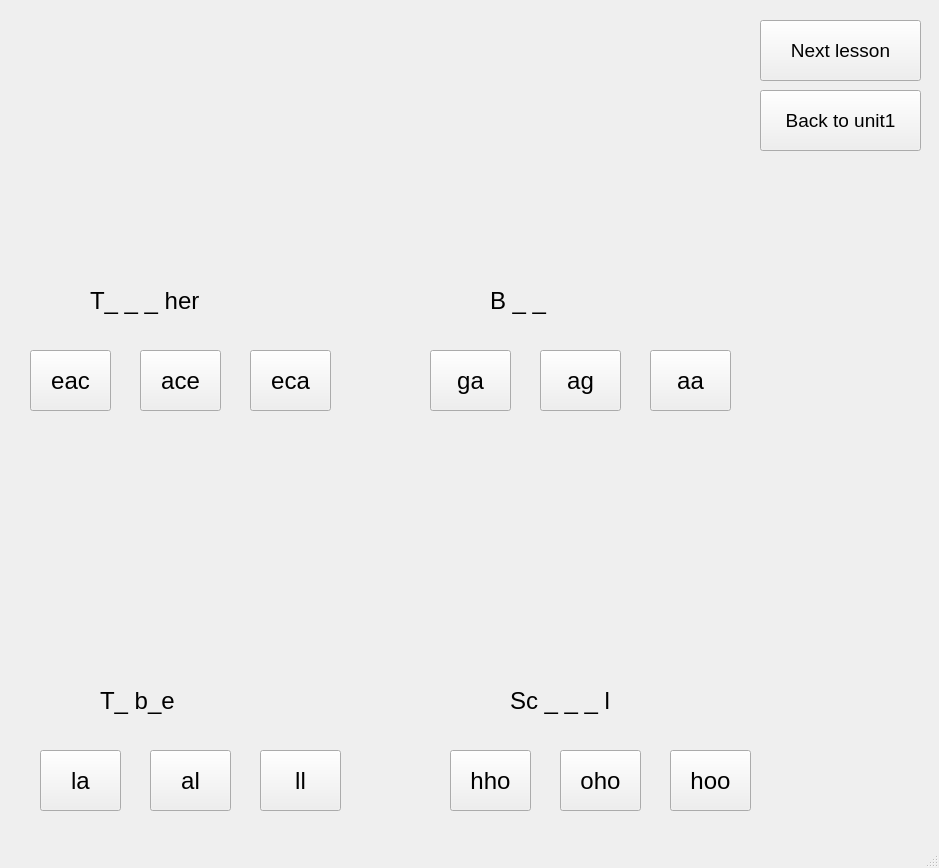
Qt form SPCK/Gui/school3.ui (trongphuc1/TL-C4K-PTI01-) before a commit.
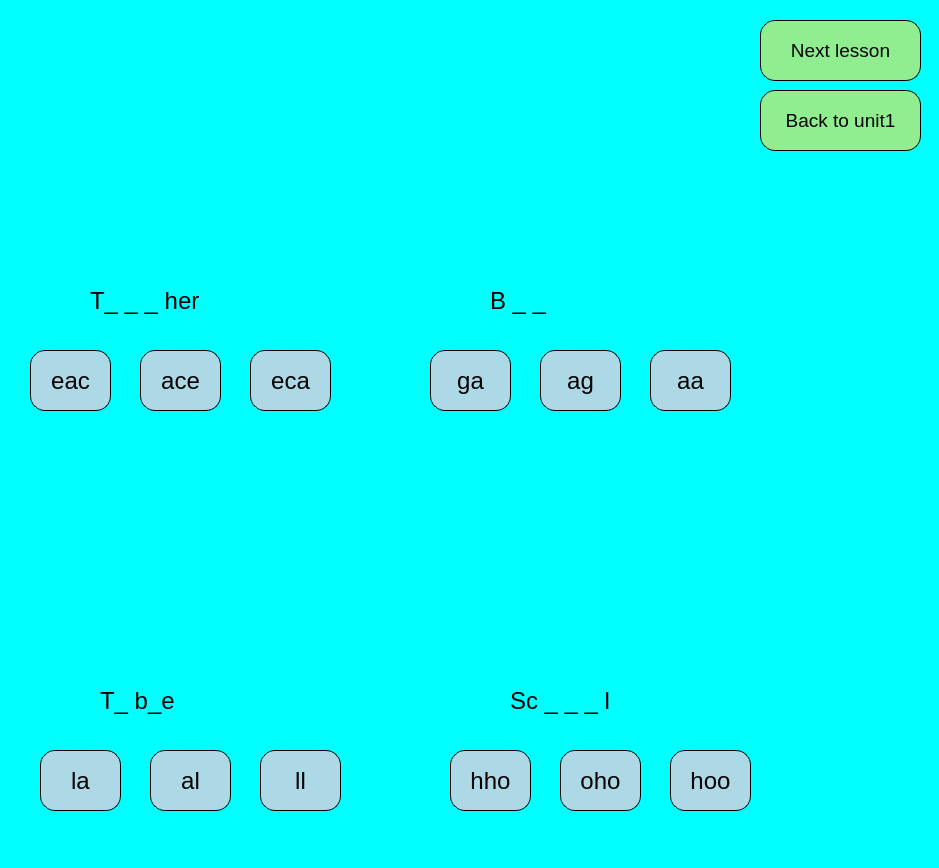
The same form after that commit. Icons and pictures are not drawn.

```diff
--- a/SPCK/Gui/school3.ui
+++ b/SPCK/Gui/school3.ui
@@ -13,6 +13,10 @@
   <property name="windowTitle">
    <string>MainWindow</string>
   </property>
+  <property name="styleSheet">
+   <string notr="true">
+    background-color: rgb(0, 255, 255);</string>
+  </property>
   <widget class="QWidget" name="centralwidget">
    <widget class="QLabel" name="label_2">
     <property name="geometry">
@@ -65,6 +69,12 @@
       <pointsize>18</pointsize>
      </font>
     </property>
+    <property name="styleSheet">
+     <string notr="true">    border-radius: 15px;
+    border: 1px solid black;
+    padding: 5px;
+    background-color: lightblue;</string>
+    </property>
     <property name="text">
      <string>eac</string>
     </property>
@@ -83,6 +93,12 @@
       <pointsize>18</pointsize>
      </font>
     </property>
+    <property name="styleSheet">
+     <string notr="true">    border-radius: 15px;
+    border: 1px solid black;
+    padding: 5px;
+    background-color: lightblue;</string>
+    </property>
     <property name="text">
      <string>ace</string>
     </property>
@@ -101,6 +117,12 @@
       <pointsize>18</pointsize>
      </font>
     </property>
+    <property name="styleSheet">
+     <string notr="true">    border-radius: 15px;
+    border: 1px solid black;
+    padding: 5px;
+    background-color: lightblue;</string>
+    </property>
     <property name="text">
      <string>eca</string>
     </property>
@@ -119,6 +141,12 @@
       <pointsize>18</pointsize>
      </font>
     </property>
+    <property name="styleSheet">
+     <string notr="true">    border-radius: 15px;
+    border: 1px solid black;
+    padding: 5px;
+    background-color: lightblue;</string>
+    </property>
     <property name="text">
      <string>ll</string>
     </property>
@@ -155,6 +183,12 @@
       <pointsize>18</pointsize>
      </font>
     </property>
+    <property name="styleSheet">
+     <string notr="true">    border-radius: 15px;
+    border: 1px solid black;
+    padding: 5px;
+    background-color: lightblue;</string>
+    </property>
     <property name="text">
      <string>al</string>
     </property>
@@ -192,6 +226,12 @@
       <pointsize>18</pointsize>
      </font>
     </property>
+    <property name="styleSheet">
+     <string notr="true">    border-radius: 15px;
+    border: 1px solid black;
+    padding: 5px;
+    background-color: lightblue;</string>
+    </property>
     <property name="text">
      <string>la</string>
     </property>
@@ -229,6 +269,12 @@
       <pointsize>18</pointsize>
      </font>
     </property>
+    <property name="styleSheet">
+     <string notr="true">    border-radius: 15px;
+    border: 1px solid black;
+    padding: 5px;
+    background-color: lightblue;</string>
+    </property>
     <property name="text">
      <string>ga</string>
     </property>
@@ -247,6 +293,12 @@
       <pointsize>18</pointsize>
      </font>
     </property>
+    <property name="styleSheet">
+     <string notr="true">    border-radius: 15px;
+    border: 1px solid black;
+    padding: 5px;
+    background-color: lightblue;</string>
+    </property>
     <property name="text">
      <string>ag</string>
     </property>
@@ -265,6 +317,12 @@
       <pointsize>18</pointsize>
      </font>
     </property>
+    <property name="styleSheet">
+     <string notr="true">    border-radius: 15px;
+    border: 1px solid black;
+    padding: 5px;
+    background-color: lightblue;</string>
+    </property>
     <property name="text">
      <string>aa</string>
     </property>
@@ -301,6 +359,12 @@
       <pointsize>14</pointsize>
      </font>
     </property>
+    <property name="styleSheet">
+     <string notr="true">    border-radius: 15px;
+    border: 1px solid black;
+    padding: 5px;
+    background-color: lightgreen;</string>
+    </property>
     <property name="text">
      <string>Next lesson</string>
     </property>
@@ -319,6 +383,12 @@
       <pointsize>14</pointsize>
      </font>
     </property>
+    <property name="styleSheet">
+     <string notr="true">    border-radius: 15px;
+    border: 1px solid black;
+    padding: 5px;
+    background-color: lightgreen;</string>
+    </property>
     <property name="text">
      <string>Back to unit1</string>
     </property>
@@ -337,6 +407,12 @@
       <pointsize>18</pointsize>
      </font>
     </property>
+    <property name="styleSheet">
+     <string notr="true">    border-radius: 15px;
+    border: 1px solid black;
+    padding: 5px;
+    background-color: lightblue;</string>
+    </property>
     <property name="text">
      <string>hoo</string>
     </property>
@@ -355,6 +431,12 @@
       <pointsize>18</pointsize>
      </font>
     </property>
+    <property name="styleSheet">
+     <string notr="true">    border-radius: 15px;
+    border: 1px solid black;
+    padding: 5px;
+    background-color: lightblue;</string>
+    </property>
     <property name="text">
      <string>oho</string>
     </property>
@@ -410,6 +492,12 @@
       <pointsize>18</pointsize>
      </font>
     </property>
+    <property name="styleSheet">
+     <string notr="true">    border-radius: 15px;
+    border: 1px solid black;
+    padding: 5px;
+    background-color: lightblue;</string>
+    </property>
     <property name="text">
      <string>hho</string>
     </property>
```
